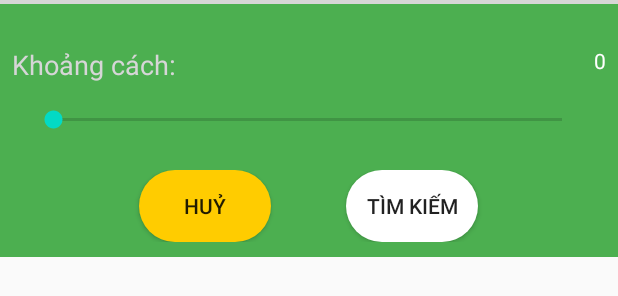
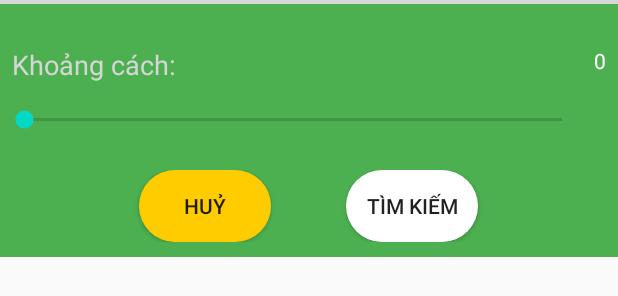
Before and after one commit to Chienpt35/HiiChat, an Android app: the layout dialog_find_friend.xml on its own in the app's theme, with its tools: preview values and no code run, on a phone screen of 412 x 824 dp. Shown: the part 203-499 px from the top of the screen. Run offline under Robolectric (Android 15) with nearby library versions, the phone set to English and light mode, and no system bars; plain views replace RangeSeekBar; grey boxes are pictures that could not be loaded.

Commit message:
update code , fix bug

```diff
--- a/HiiChat/app/src/main/java/com/example/hiichat/Adapter/FindFragmentAdapter.java
+++ b/HiiChat/app/src/main/java/com/example/hiichat/Adapter/FindFragmentAdapter.java
@@ -76,9 +76,12 @@ public class FindFragmentAdapter extends RecyclerView.Adapter<FindFragmentHolder
 
     @Override
     public void onBindViewHolder(@NonNull FindFragmentHolder holder, int position) {
+        if(list.get(position).avata != null){
             if (!list.get(position).avata.equals("default")){
                 holder.avatarFind.setImageBitmap(ImageUtils.getBitmap(list.get(position).avata));
             }
+        }
+
         holder.tvNameFind.setText(list.get(position).name);
         holder.tvGenderFind.setText(list.get(position).gioiTinh);
         holder.tvAgeFind.setText(list.get(position).tuoi);
@@ -186,6 +189,7 @@ public class FindFragmentAdapter extends RecyclerView.Adapter<FindFragmentHolder
         });
     }
     private void isFriend(int position, FindFragmentHolder holder){
+        if (list.get(position).id != null ){
             DatabaseReference databaseReference = FirebaseDatabase.getInstance().getReference("Request Friend")
                     .child(StaticConfig.UID).child(list.get(position).id);
             databaseReference.addListenerForSingleValueEvent(new ValueEventListener() {
@@ -210,6 +214,8 @@ public class FindFragmentAdapter extends RecyclerView.Adapter<FindFragmentHolder
 
                 }
             });
+        }
+
     }
 public double CalculationByDistance(double latitude1, double latitude2, double longitude1, double longitude2) {
     int Radius = 6371;// radius of earth in Km
--- a/HiiChat/app/src/main/java/com/example/hiichat/Fragment/FriendsFragment.java
+++ b/HiiChat/app/src/main/java/com/example/hiichat/Fragment/FriendsFragment.java
@@ -228,6 +228,7 @@ public class FriendsFragment extends Fragment implements SwipeRefreshLayout.OnRe
 
     private void makeListUsers(ArrayList<User> list) {
         for (int i = 0; i < list.size(); i++) {
+            if(list.get(i).id != null ){
                 DatabaseReference requestReference = FirebaseDatabase.getInstance().getReference().child("Request Friend")
                         .child(StaticConfig.UID).child(list.get(i).id);
                 int finalI = i;
@@ -244,6 +245,8 @@ public class FriendsFragment extends Fragment implements SwipeRefreshLayout.OnRe
 
                     }
                 });
+            }
+
         }
     }
 
--- a/HiiChat/app/src/main/java/com/example/hiichat/Fragment/UserProfileFragment.java
+++ b/HiiChat/app/src/main/java/com/example/hiichat/Fragment/UserProfileFragment.java
@@ -244,10 +244,10 @@ public class UserProfileFragment extends Fragment {
         Configuration emailConfig = new Configuration(EMAIL_LABEL, myAccount.email, R.mipmap.ic_email);
         listConfig.add(emailConfig);
 
-        Configuration resetPass = new Configuration(RESETPASS_LABEL, "", R.mipmap.ic_restore);
+        Configuration resetPass = new Configuration(RESETPASS_LABEL, "", R.drawable.change_pass);
         listConfig.add(resetPass);
 
-        Configuration signout = new Configuration(SIGNOUT_LABEL, "", R.mipmap.ic_power_settings);
+        Configuration signout = new Configuration(SIGNOUT_LABEL, "", R.drawable.iconfinder_sign_out);
         listConfig.add(signout);
     }
 
--- a/HiiChat/app/src/main/res/layout/dialog_find_friend.xml
+++ b/HiiChat/app/src/main/res/layout/dialog_find_friend.xml
@@ -60,7 +60,6 @@
                 android:text="0"/>
             <TextView
                 android:textColor="@color/colorIndivateTab"
-
                 android:layout_width="wrap_content"
                 android:layout_height="wrap_content"
                 android:text="-"/>
@@ -121,11 +120,8 @@
             android:id="@+id/seekBar"
             android:layout_width="match_parent"
             android:layout_height="27dp"
-            android:layout_marginStart="19dp"
-            android:layout_marginLeft="19dp"
             android:layout_marginTop="43dp"
             android:layout_marginEnd="21dp"
-            android:layout_marginRight="21dp"
             android:max="15"
             android:min="0"
             android:progress="0"
--- a/HiiChat/app/src/main/res/layout/fragment_user_profile.xml
+++ b/HiiChat/app/src/main/res/layout/fragment_user_profile.xml
@@ -7,7 +7,6 @@
     tools:context=".Fragment.UserProfileFragment"
     android:background="@color/grey_100">
 
-    <include layout="@layout/toolbar2" android:id="@+id/include"/>
    <LinearLayout
        android:id="@+id/profile"
        android:layout_width="match_parent"
```
Also changed, not shown: HiiChat/app/src/main/java/com/example/hiichat/Fragment/FindFragment.java (+3 -4 lines), HiiChat/app/src/main/res/layout/find_friend_fragment.xml (+1 -6 lines), HiiChat/app/src/main/res/layout/list_info_item_layout.xml (+5 -2 lines), HiiChat/app/src/main/res/drawable/change_pass.png (added), HiiChat/app/src/main/res/drawable/iconfinder_sign_out.png (added), HiiChat/app/src/main/res/drawable/sign_out.png (added). Lines whose indentation alone changed are shown as unchanged.
